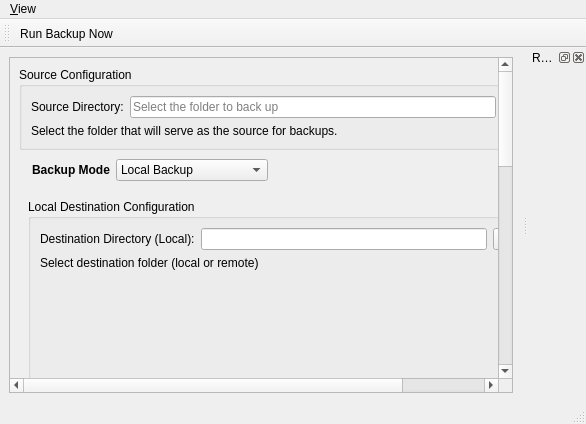
Before: the Qt Designer form backy_x/src/gui/MainWindow.ui in Mantinum/backyfull, drawn with Qt 5.
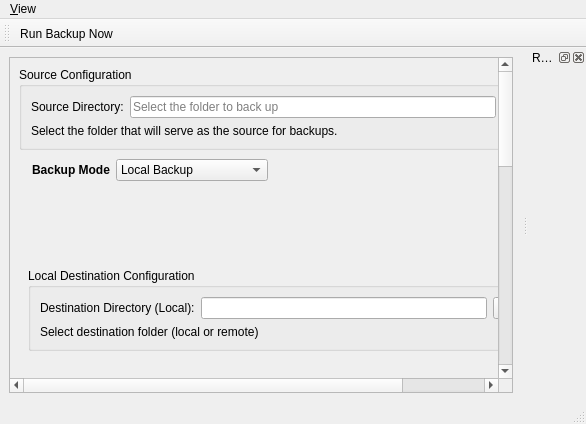
After: the same form once the commit is applied.

Commit message: Reduce destination group box height

```diff
--- a/backy_x/src/gui/MainWindow.ui
+++ b/backy_x/src/gui/MainWindow.ui
@@ -148,7 +148,7 @@
             <item>
              <widget class="QGroupBox" name="localDestinationGroupBox">
               <property name="sizePolicy">
-               <sizepolicy hsizetype="Expanding" vsizetype="Preferred">
+               <sizepolicy hsizetype="Expanding" vsizetype="Maximum">
                 <horstretch>0</horstretch>
                 <verstretch>0</verstretch>
                </sizepolicy>
```
Left out of the diff: 4 changed lines with no effect on the pictures.
